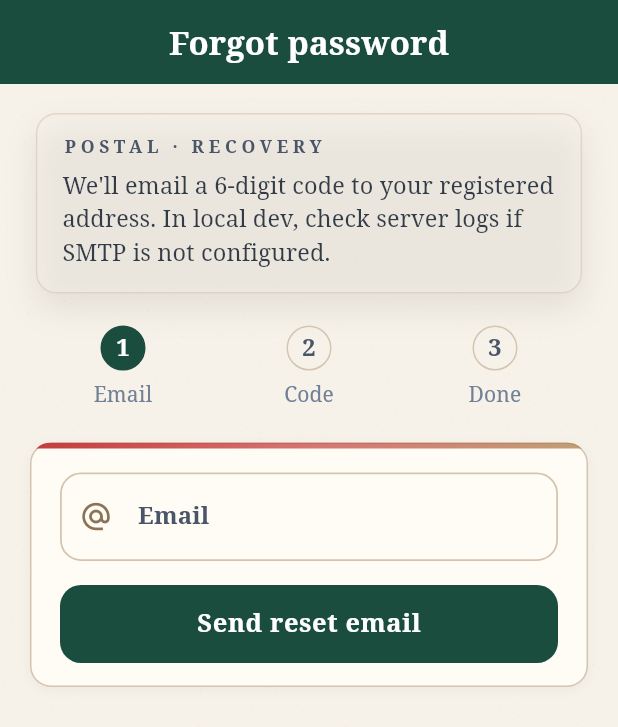
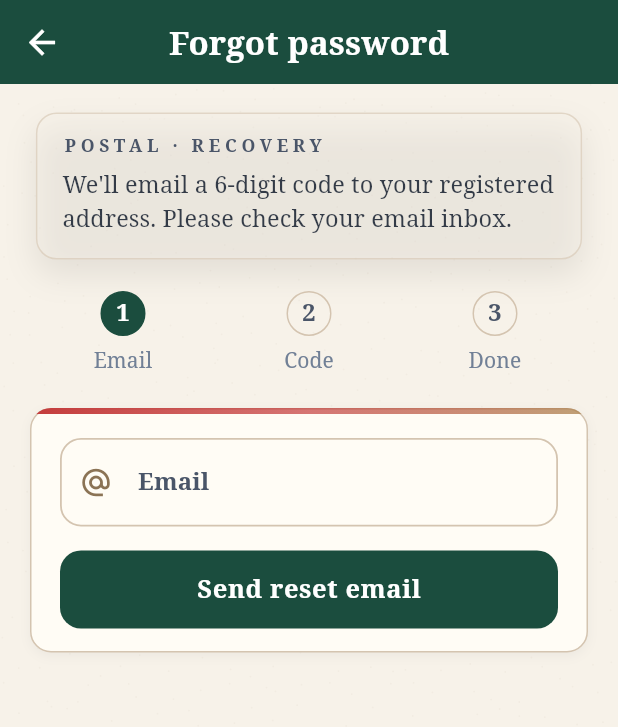
Before and after one commit to jiuwohuge/senior-golden, a Flutter app: the ForgotPasswordPage screen opened by its route, on a phone screen of 412 x 824 dp. Shown: the top 727 px of the screen. Run offline on Flutter 3.47's test engine with Material 3 defaults, Android fonts, the light colour scheme and no system bars; our stand-ins replace cached_network_image, dio, flutter_riverpod, flutter_secure_storage, go_router, image_picker and 1 more; missing offline and left inert: crop_your_image, encrypt, tencent_cloud_chat_sdk; accounts and stored records are empty; network calls fail; Roboto replaces fonts that are missing (Charter).

Commit message:
修复明信片墙/通信名录中`/api/auth/me`高频调用问题，优化Tab切换逻辑以避免不必要的`MainShell`重建；清理忘记/重置密码页UI，新增返回按钮并移除开发环境提示；修正AES请求的Content-Type以符合后端要求；修复Docker内网数据库端口配置。

```diff
--- a/senior-post-flutter/lib/core/network/dio_provider.dart
+++ b/senior-post-flutter/lib/core/network/dio_provider.dart
@@ -68,10 +68,10 @@ final dioProvider = Provider<Dio>((ref) {
             debugPrint('[AES-REQ] plain: $plainBeforeEncrypt');
             debugPrint('[AES-REQ] cipher: $wrapped');
           }
-          // WHY: 当 Content-Type 为 application/json 且 body 是 String 时，
-          // Dio 可能将其再次 JSON 编码（外层加引号），导致后端把带引号密文参与 Base64 解码而失败。
+          // WHY: 保持 application/json 与后端接口约定一致，同时用原始字节发送密文，
+          // 避免 String 在 JSON 编码链路里被再次包一层引号。
           options.data = utf8.encode(wrapped);
-          options.contentType = Headers.textPlainContentType;
+          options.contentType = Headers.jsonContentType;
         }
         handler.next(options);
       },
--- a/senior-post-flutter/lib/features/auth/forgot_password_page.dart
+++ b/senior-post-flutter/lib/features/auth/forgot_password_page.dart
@@ -53,9 +53,15 @@ class _ForgotPasswordPageState extends ConsumerState<ForgotPasswordPage>
       await ref.read(authRepositoryProvider).forgotPassword(email: _email.text);
       if (!mounted) return;
       setState(() => _step = 1);
-      PostalSnack.show(context, l10n.authForgotMailSent, tone: PostalSnackTone.success);
+      PostalSnack.show(
+        context,
+        l10n.authForgotMailSent,
+        tone: PostalSnackTone.success,
+      );
     } on ApiBusinessException catch (e) {
-      if (mounted) PostalSnack.show(context, e.message, tone: PostalSnackTone.error);
+      if (mounted) {
+        PostalSnack.show(context, e.message, tone: PostalSnackTone.error);
+      }
     } finally {
       if (mounted) setState(() => _busy = false);
     }
@@ -65,17 +71,25 @@ class _ForgotPasswordPageState extends ConsumerState<ForgotPasswordPage>
     if (!(_formKey2.currentState?.validate() ?? false)) return;
     setState(() => _busy = true);
     try {
-      await ref.read(authRepositoryProvider).resetPassword(
+      await ref
+          .read(authRepositoryProvider)
+          .resetPassword(
             email: _email.text,
             code: _code.text,
             newPassword: _newPwd.text,
           );
       if (!mounted) return;
       final l10n = AppLocalizations.of(context)!;
-      PostalSnack.show(context, l10n.authForgotResetSuccess, tone: PostalSnackTone.success);
+      PostalSnack.show(
+        context,
+        l10n.authForgotResetSuccess,
+        tone: PostalSnackTone.success,
+      );
       setState(() => _step = 2);
     } on ApiBusinessException catch (e) {
-      if (mounted) PostalSnack.show(context, e.message, tone: PostalSnackTone.error);
+      if (mounted) {
+        PostalSnack.show(context, e.message, tone: PostalSnackTone.error);
+      }
     } finally {
       if (mounted) setState(() => _busy = false);
     }
@@ -86,7 +100,14 @@ class _ForgotPasswordPageState extends ConsumerState<ForgotPasswordPage>
     final l10n = AppLocalizations.of(context)!;
     final cs = Theme.of(context).colorScheme;
     return Scaffold(
-      appBar: AppBar(title: Text(l10n.authForgotPassword)),
+      appBar: AppBar(
+        leading: IconButton(
+          tooltip: MaterialLocalizations.of(context).backButtonTooltip,
+          icon: const Icon(Icons.arrow_back),
+          onPressed: _onBackPressed,
+        ),
+        title: Text(l10n.authForgotPassword),
+      ),
       body: PaperTextureBackground(
         child: SafeArea(
           child: ListView(
@@ -128,7 +149,30 @@ class _ForgotPasswordPageState extends ConsumerState<ForgotPasswordPage>
     );
   }
 
-  Widget _vintageHeader(BuildContext context, AppLocalizations l10n, ColorScheme cs) {
+  void _onBackPressed() {
+    if (Navigator.of(context).canPop()) {
+      context.pop();
+      return;
+    }
+    context.go(LoginRoutes.login);
+  }
+
+  String _sanitizeIntroText(String raw) {
+    return raw
+        .replaceAll('或（开发环境）服务端日志中查看', '在邮箱中查看')
+        .replaceAll('（开发环境）', '')
+        .replaceAll(
+          'In local dev, check server logs if SMTP is not configured.',
+          'Please check your email inbox.',
+        )
+        .trim();
+  }
+
+  Widget _vintageHeader(
+    BuildContext context,
+    AppLocalizations l10n,
+    ColorScheme cs,
+  ) {
     return AnimatedBuilder(
       animation: _inkCtrl,
       builder: (context, _) {
@@ -139,7 +183,9 @@ class _ForgotPasswordPageState extends ConsumerState<ForgotPasswordPage>
             decoration: BoxDecoration(
               color: cs.surfaceContainerHighest.withValues(alpha: 0.35),
               borderRadius: BorderRadius.circular(14),
-              border: Border.all(color: cs.outlineVariant.withValues(alpha: 0.6)),
+              border: Border.all(
+                color: cs.outlineVariant.withValues(alpha: 0.6),
+              ),
               boxShadow: [
                 BoxShadow(
                   color: cs.shadow.withValues(alpha: 0.08),
@@ -163,7 +209,7 @@ class _ForgotPasswordPageState extends ConsumerState<ForgotPasswordPage>
                   ),
                   const SizedBox(height: 8),
                   Text(
-                    l10n.authForgotIntro,
+                    _sanitizeIntroText(l10n.authForgotIntro),
                     style: Theme.of(context).textTheme.bodyMedium?.copyWith(
                       height: 1.45,
                       color: cs.onSurface.withValues(alpha: 0.88),
@@ -189,7 +235,9 @@ class _ForgotPasswordPageState extends ConsumerState<ForgotPasswordPage>
               height: 30,
               decoration: BoxDecoration(
                 shape: BoxShape.circle,
-                color: active ? Theme.of(context).colorScheme.primary : Colors.transparent,
+                color: active
+                    ? Theme.of(context).colorScheme.primary
+                    : Colors.transparent,
                 border: Border.all(
                   color: active
                       ? Theme.of(context).colorScheme.primary
@@ -200,13 +248,19 @@ class _ForgotPasswordPageState extends ConsumerState<ForgotPasswordPage>
               child: Text(
                 '${i + 1}',
                 style: TextStyle(
-                  color: active ? Colors.white : Theme.of(context).colorScheme.onSurfaceVariant,
+                  color: active
+                      ? Colors.white
+                      : Theme.of(context).colorScheme.onSurfaceVariant,
                   fontWeight: FontWeight.w700,
                 ),
               ),
             ),
             const SizedBox(height: 6),
-            Text(label, textAlign: TextAlign.center, style: Theme.of(context).textTheme.bodySmall),
+            Text(
+              label,
+              textAlign: TextAlign.center,
+              style: Theme.of(context).textTheme.bodySmall,
+            ),
           ],
         ),
       );
@@ -236,7 +290,9 @@ class _ForgotPasswordPageState extends ConsumerState<ForgotPasswordPage>
               validator: (v) {
                 final value = v?.trim() ?? '';
                 if (value.isEmpty) return l10n.authFieldRequired;
-                if (!value.contains('@') || !value.contains('.')) return l10n.authEmailInvalid;
+                if (!value.contains('@') || !value.contains('.')) {
+                  return l10n.authEmailInvalid;
+                }
                 return null;
               },
             ),
@@ -267,7 +323,9 @@ class _ForgotPasswordPageState extends ConsumerState<ForgotPasswordPage>
               validator: (v) {
                 final s = v?.trim() ?? '';
                 if (s.isEmpty) return l10n.authFieldRequired;
-                if (!RegExp(r'^\d{6}$').hasMatch(s)) return l10n.authForgotCodeInvalid;
+                if (!RegExp(r'^\d{6}$').hasMatch(s)) {
+                  return l10n.authForgotCodeInvalid;
+                }
                 return null;
               },
             ),
```
Also changed, not shown: 3 other files. Lines whose indentation alone changed are shown as unchanged.
